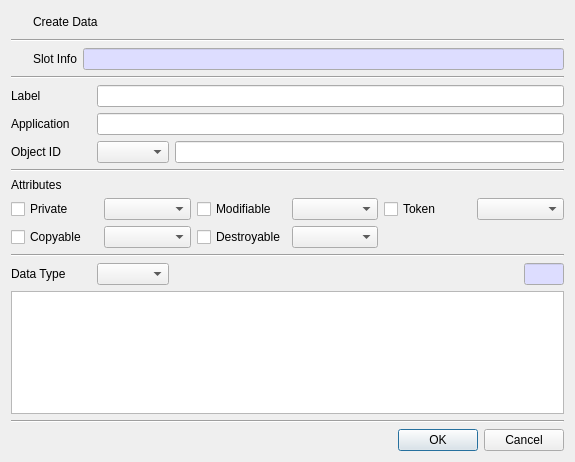
The window that CryptokiMan/create_data_dlg.ui (jykim74/CryptokiMan) describes before a commit, drawn with Qt 5.
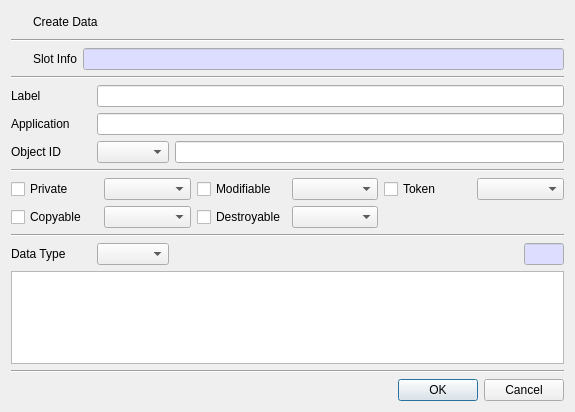
The same window after the commit. Icons and pictures are not drawn.

Patch:
```diff
--- a/CryptokiMan/create_data_dlg.ui
+++ b/CryptokiMan/create_data_dlg.ui
@@ -7,7 +7,7 @@
     <x>0</x>
     <y>0</y>
     <width>575</width>
-    <height>462</height>
+    <height>412</height>
    </rect>
   </property>
   <property name="windowTitle">
@@ -224,13 +224,6 @@
      </property>
     </widget>
    </item>
-   <item>
-    <widget class="QLabel" name="label_6">
-     <property name="text">
-      <string>Attributes</string>
-     </property>
-    </widget>
-   </item>
    <item>
     <layout class="QGridLayout" name="gridLayout_5">
      <property name="topMargin">
```
